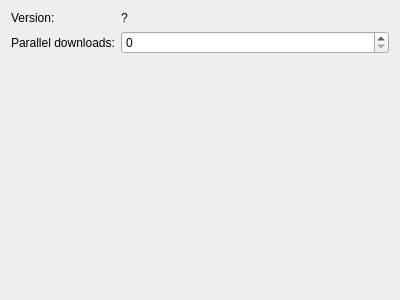
Above: ui/settings_knossos.ui from ngld/old-knossos before the change. Below: the same form after it.
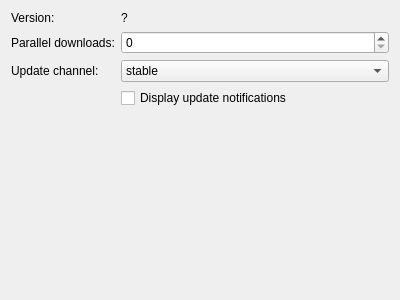
That is the form after the change.

Commit message: Turned Knossos into a python package, improved the build scripts and the update code.

Diff of the .ui file:
```diff
--- a/ui/settings_knossos.ui
+++ b/ui/settings_knossos.ui
@@ -39,7 +39,39 @@
     </widget>
    </item>
    <item row="2" column="1">
-    <widget class="QSpinBox" name="maxDownloads"/>
+    <widget class="QSpinBox" name="maxDownloads">
+     <property name="maximum">
+      <number>5</number>
+     </property>
+    </widget>
+   </item>
+   <item row="3" column="0">
+    <widget class="QLabel" name="label_3">
+     <property name="text">
+      <string>Update channel: </string>
+     </property>
+    </widget>
+   </item>
+   <item row="3" column="1">
+    <widget class="QComboBox" name="updateChannel">
+     <item>
+      <property name="text">
+       <string>stable</string>
+      </property>
+     </item>
+     <item>
+      <property name="text">
+       <string>develop</string>
+      </property>
+     </item>
+    </widget>
+   </item>
+   <item row="4" column="1">
+    <widget class="QCheckBox" name="updateNotify">
+     <property name="text">
+      <string>Display update notifications</string>
+     </property>
+    </widget>
    </item>
   </layout>
  </widget>
```
Left out of the diff: 14 changed lines with no effect on the pictures. The commit also changes 102 other files.
